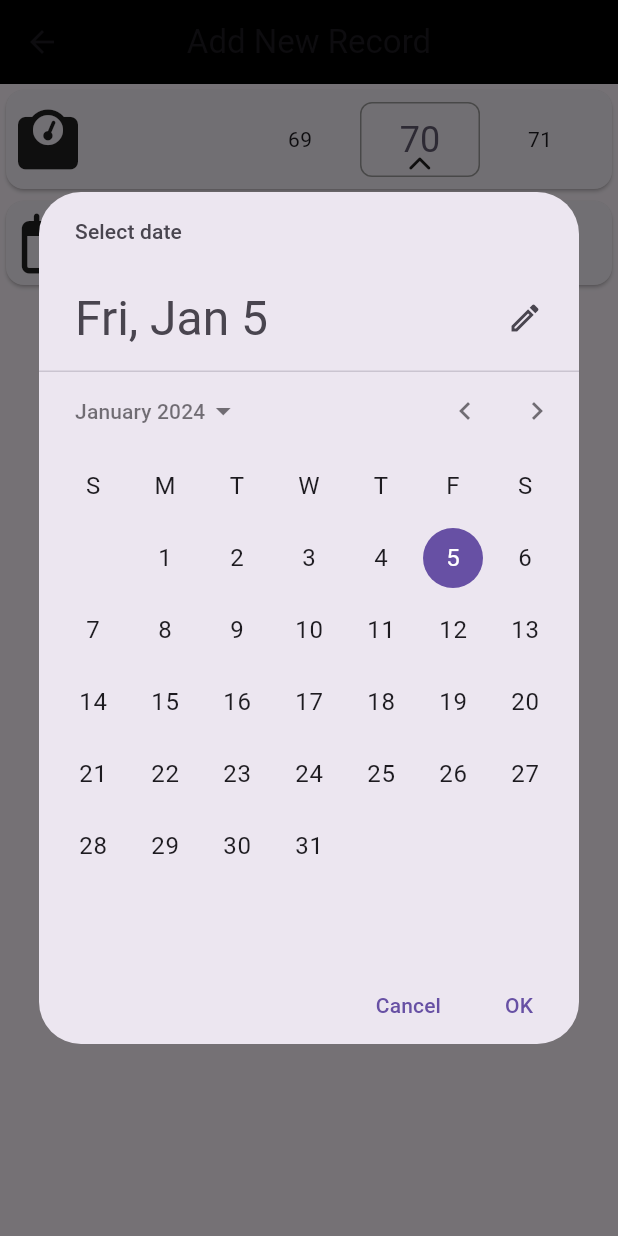
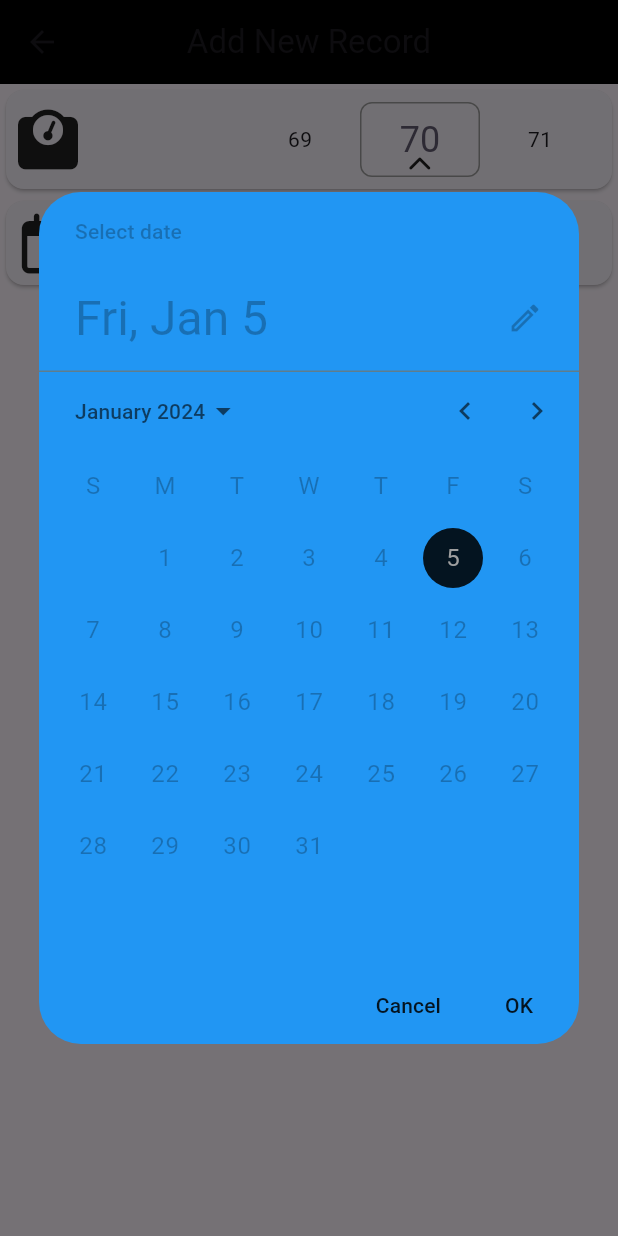
Before and after one commit to farukdidin25/weight_tracker_app, a Flutter app: the AddRecordView screen opened directly, after a tap on an icon or button, on a phone screen of 412 x 824 dp. Run offline on Flutter 3.47's test engine with Material 3 defaults, Android fonts, the light colour scheme and no system bars; drawn by our look-alikes of numberpicker; our stand-ins replace animated_bottom_navigation_bar, font_awesome_flutter, freezed_annotation, get.

Commit message:
Data Picker Theme

```diff
--- a/lib/views/add_record.dart
+++ b/lib/views/add_record.dart
@@ -14,6 +14,40 @@ class AddRecordView extends StatefulWidget {
 class _AddRecordViewState extends State<AddRecordView> {
   int _selectedValue = 70;
   DateTime _selectedDate = DateTime.now();
+
+  void pickDate(BuildContext context) async {
+    var initialDate = DateTime.now();
+    _selectedDate = await showDatePicker(
+          context: context,
+          initialDate: initialDate,
+          firstDate: initialDate.subtract(const Duration(days: 365)),
+          lastDate: initialDate.add(const Duration(days: 30)),
+          builder: (context, child) {
+            return Theme(
+                data: ThemeData.light().copyWith(
+                    colorScheme: const ColorScheme(
+                        brightness: Brightness.light,
+                        primary: Colors.black87,
+                        onPrimary: Colors.grey,
+                        secondary: Colors.yellow,
+                        onSecondary: Colors.yellowAccent,
+                        error: Colors.red,
+                        onError: Colors.orange,
+                        background: Colors.blueAccent,
+                        onBackground: Colors.blueGrey,
+                        surface: Colors.blue,
+                        onSurface: Colors.black26)),
+                child: child ?? const Text(''));
+          },
+        ) ??
+        _selectedDate;
+
+    if (kDebugMode) {
+      print(_selectedDate.toIso8601String());
+    }
+
+    setState(() {});
+  }
 
   @override
   Widget build(BuildContext context) {
@@ -67,23 +101,8 @@ class _AddRecordViewState extends State<AddRecordView> {
             ),
           ),
           GestureDetector(
-            onTap: () async {
-              var initialDate = DateTime.now();
-              _selectedDate = await showDatePicker(
-                      context: context,
-                      initialDate: initialDate,
-                      firstDate:
-                          initialDate.subtract(const Duration(days: 365)),
-                      lastDate: initialDate.add(const Duration(days: 30))) ??
-                  _selectedDate;
-
-              if (kDebugMode) {
-                print(_selectedDate.toIso8601String());
-              }
-
-              setState(() {
-
-              });
+            onTap: () {
+              pickDate(context);
             },
             child: Card(
               shape: RoundedRectangleBorder(
```
